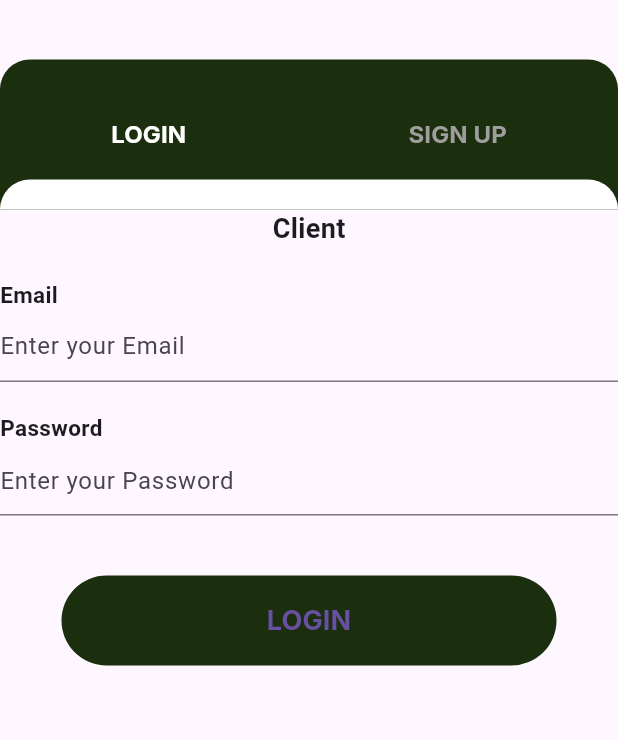
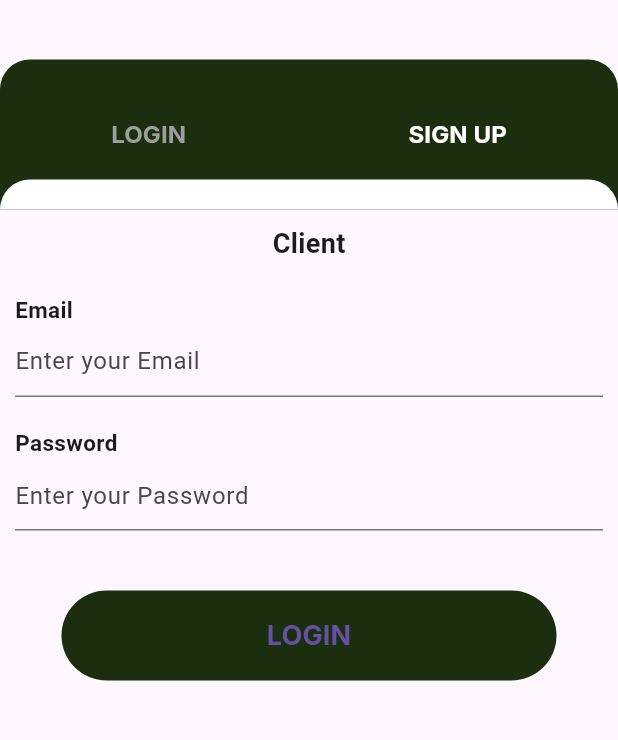
Before and after one commit to abdullahmad23/wfms, a Flutter app: the screen it shows after launch, after a tap on "Organization", on a phone screen of 412 x 824 dp, the part 83-823 px from its top. Run offline on Flutter 3.47's test engine with Material 3 defaults, Android fonts, the phone set to English and light mode, and no system bars; our stand-ins replace carousel_slider, cloud_firestore, curved_navigation_bar, firebase_auth, firebase_core, firebase_storage and 3 more; accounts and stored records are empty.

Commit message:
login,sigin and selection screens ui

```diff
--- a/lib/Auth/Signin.dart
+++ b/lib/Auth/Signin.dart
@@ -19,7 +19,7 @@ class SignIn extends StatefulWidget {
 
 class _SignInState extends State<SignIn> {
   bool isSignInPage = true;
-  bool ischangecolor = true;
+  bool ischangecolor = false;
   final _formkey = GlobalKey<FormState>();
   final TextEditingController _NameController = TextEditingController();
   final TextEditingController _PhNumController = TextEditingController();
@@ -192,6 +192,7 @@ class _SignInState extends State<SignIn> {
                             onPressed: () {
                               setState(() {
                                 isSignInPage = true;
+                                ischangecolor =true;
                               });
                             },
                             child: Text(
@@ -202,7 +203,8 @@ class _SignInState extends State<SignIn> {
                                   fontFamily: GoogleFonts.inter().fontFamily,
                                   color: ischangecolor
                                       ? Colors.white
-                                      : Colors.grey),
+                                      : Colors.grey
+                                      ),
                             ),
                           ),
                           // go to sign up
@@ -213,6 +215,7 @@ class _SignInState extends State<SignIn> {
                             onPressed: () {
                               setState(() {
                                 isSignInPage = false;
+                                ischangecolor =false;
                               });
                             },
                             child: Text(
@@ -247,9 +250,10 @@ class _SignInState extends State<SignIn> {
                 Visibility(
                   visible: isSignInPage,
                   child: SizedBox(
-                    height: 6000,
                     width: MediaQuery.of(context).size.width,
-                    child: Column(
+                    child: Padding(
+                      padding: const EdgeInsets.all(10.0),
+                      child: Column(mainAxisAlignment: MainAxisAlignment.start,
                         children: [
                           const Text(
                             'Client',
@@ -349,6 +353,7 @@ class _SignInState extends State<SignIn> {
                             ),
                           ),
                         ],
+                      ),
                     ),
                   ),
                 ),
--- a/lib/Screens/SelectionScreen.dart
+++ b/lib/Screens/SelectionScreen.dart
@@ -25,20 +25,20 @@ class SelectionScreen extends StatelessWidget {
               crossAxisAlignment: CrossAxisAlignment.start,
               children: [
                 SizedBox(
-                  height: 250,
+                  height: MediaQuery.of(context).size.height*0.4,
                   width: MediaQuery.of(context).size.width,
                   child: Image.asset("assets/selection.png"),
                 ),
-                const SizedBox(
-                  height: 40,
+                SizedBox(
+                  height: MediaQuery.of(context).size.height*0.01,
                 ),
                 const Text("Choose Your Identity",
                     style: TextStyle(
                       fontSize: 24,
                       fontWeight: FontWeight.w500,
                     )),
-                const SizedBox(
-                  height: 10,
+                 SizedBox(
+                  height: MediaQuery.of(context).size.height*0.01,
                 ),
                 const Text(
                     "Please select the following. It will help us to find your service faster and in efficient manner.",
@@ -46,15 +46,16 @@ class SelectionScreen extends StatelessWidget {
                       fontSize: 16,
                       fontWeight: FontWeight.w400,
                     )),
-                const SizedBox(
-                  height: 50,
+                 SizedBox(
+                  height: MediaQuery.of(context).size.height*0.01,
                 ),
                 Padding(
-                  padding: const EdgeInsets.symmetric(horizontal: 50),
-                  child: Column(
+                  padding: const EdgeInsets.symmetric(horizontal: 10),
+                  child:
+                   Column(
                     children: [
                       Row(
-                        mainAxisAlignment: MainAxisAlignment.spaceBetween,
+                        mainAxisAlignment: MainAxisAlignment.spaceEvenly,
                         children: [
                           ImgButton('Organization', 'assets/Organization.png',
                               () {
@@ -65,11 +66,11 @@ class SelectionScreen extends StatelessWidget {
                           }),
                         ],
                       ),
-                      const SizedBox(
-                        height: 20,
-                      ),
+                       SizedBox(
+                  height: MediaQuery.of(context).size.height*0.05,
+                ),
                       Row(
-                        mainAxisAlignment: MainAxisAlignment.spaceBetween,
+                        mainAxisAlignment: MainAxisAlignment.spaceEvenly,
                         children: [
                           ImgButton('Hotel', 'assets/ServiceBell.png', () {
                             NaviGateToSignIn('Hotel');
```
Also changed, not shown: pubspec.lock. Lines whose indentation alone changed are shown as unchanged.
